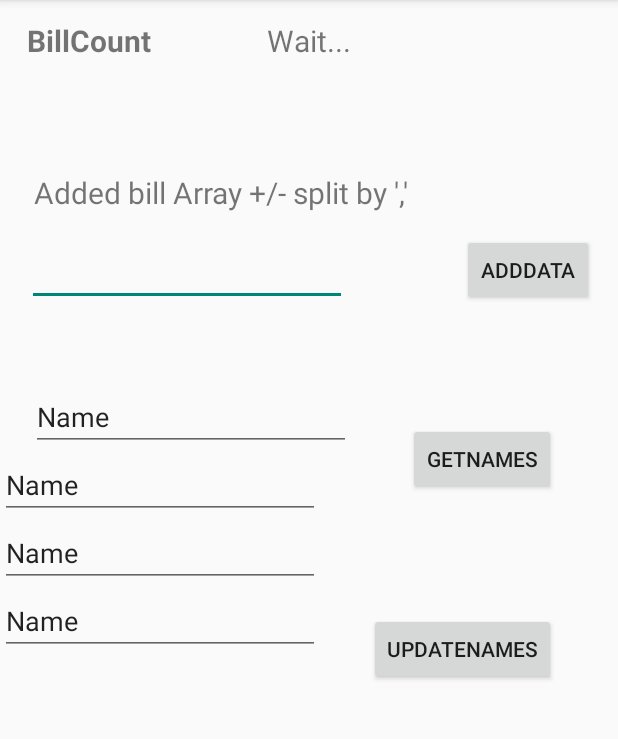
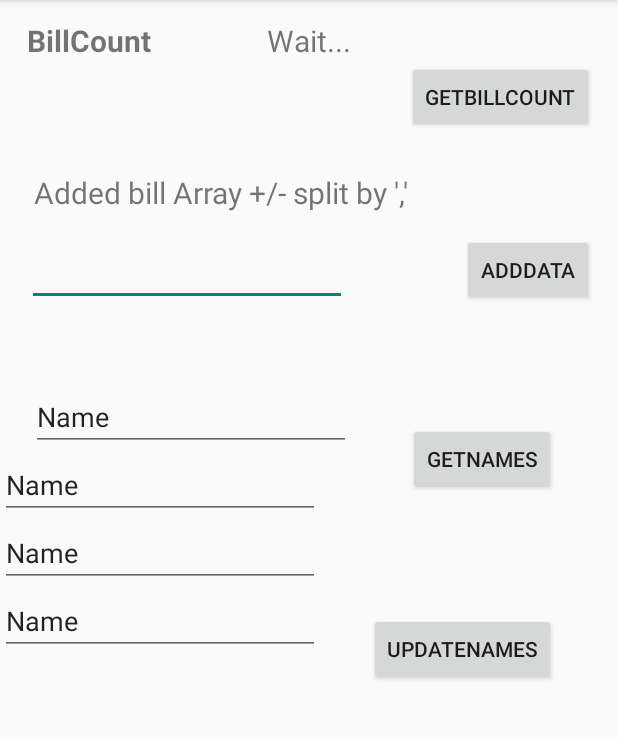
Before and after one commit to mahmoudShaheen/Medox, an Android app: the Warehouse screen opened directly, with no data from a screen before it, on a phone screen of 412 x 824 dp, the part 84-823 px from its top. Run offline under Robolectric (Android 15) with nearby library versions, the phone set to English and light mode, and no system bars; our stand-ins replace Firebase (no records; nobody signed in at launch, a user with empty details on screens opened directly).

Commit message:
warehouse really done

```diff
--- a/app/src/main/res/layout/activity_warehouse.xml
+++ b/app/src/main/res/layout/activity_warehouse.xml
@@ -105,6 +105,7 @@
         android:layout_above="@+id/editText3"
         android:layout_marginBottom="16dp"
         android:layout_toEndOf="@+id/textView5"
+        android:onClick="getNames"
         android:text="getNames"
         tools:text="getNames" />
 
@@ -118,4 +119,13 @@
         android:onClick="updateNames"
         android:text="updateNames" />
 
+    <Button
+        android:id="@+id/button15"
+        android:layout_width="wrap_content"
+        android:layout_height="wrap_content"
+        android:layout_alignEnd="@+id/button11"
+        android:layout_below="@+id/textBillCount"
+        android:onClick="getBillCount"
+        android:text="getBillCount" />
+
 </android.widget.RelativeLayout>
```
Also changed, not shown: app/src/main/java/com/slothnull/android/medox/Warehouse.java (+35 -29 lines).
